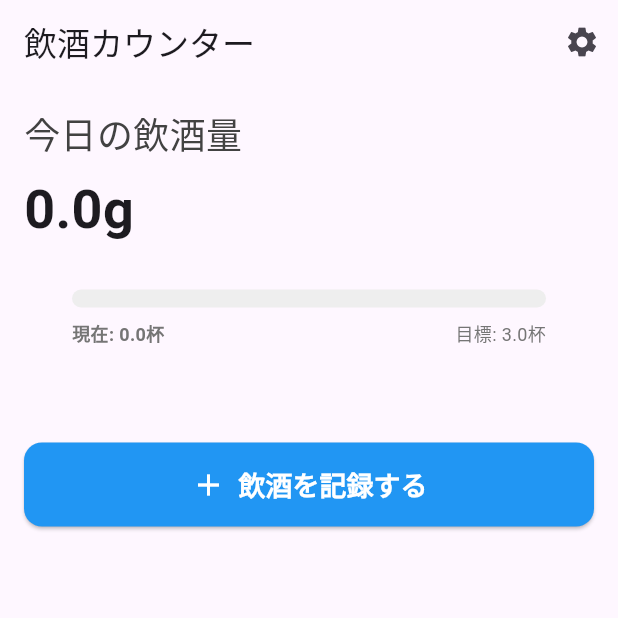
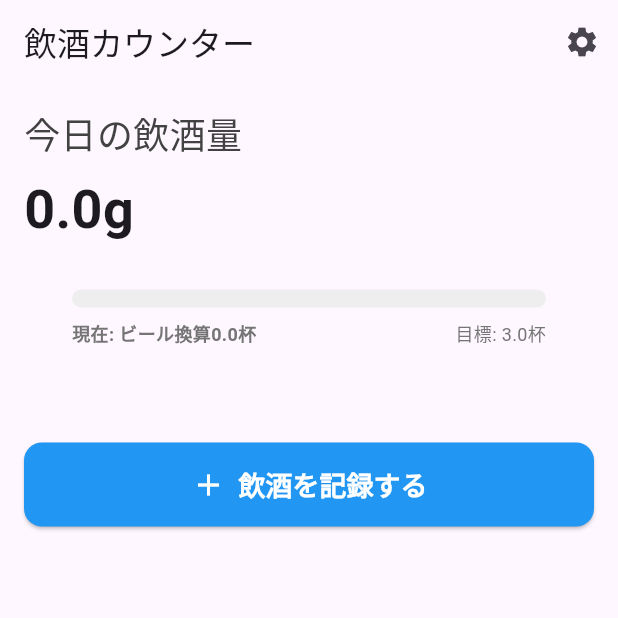
Before and after one commit to cbryotaro/alcohol_counter, a Flutter app: the screen it shows after launch, on a phone screen of 412 x 824 dp, the top half of it. Run offline on Flutter 3.47's test engine with Material 3 defaults, Android fonts, the phone set to English and light mode, and no system bars; our stand-ins replace shared_preferences.

Commit message:
微調整

```diff
--- a/lib/screens/main_screen.dart
+++ b/lib/screens/main_screen.dart
@@ -390,7 +390,7 @@ class _MainScreenState extends State<MainScreen> {
                           mainAxisAlignment: MainAxisAlignment.spaceBetween,
                           children: [
                             Text(
-                              '現在: ${(_totalAlcoholGrams / 20.0).toStringAsFixed(1)}杯',
+                              '現在: ビール換算${(_totalAlcoholGrams / 20.0).toStringAsFixed(1)}杯',
                               style: TextStyle(
                                 color: _dailyLimit != null &&
                                         _totalAlcoholGrams >= (_dailyLimit! * 20.0)
```
